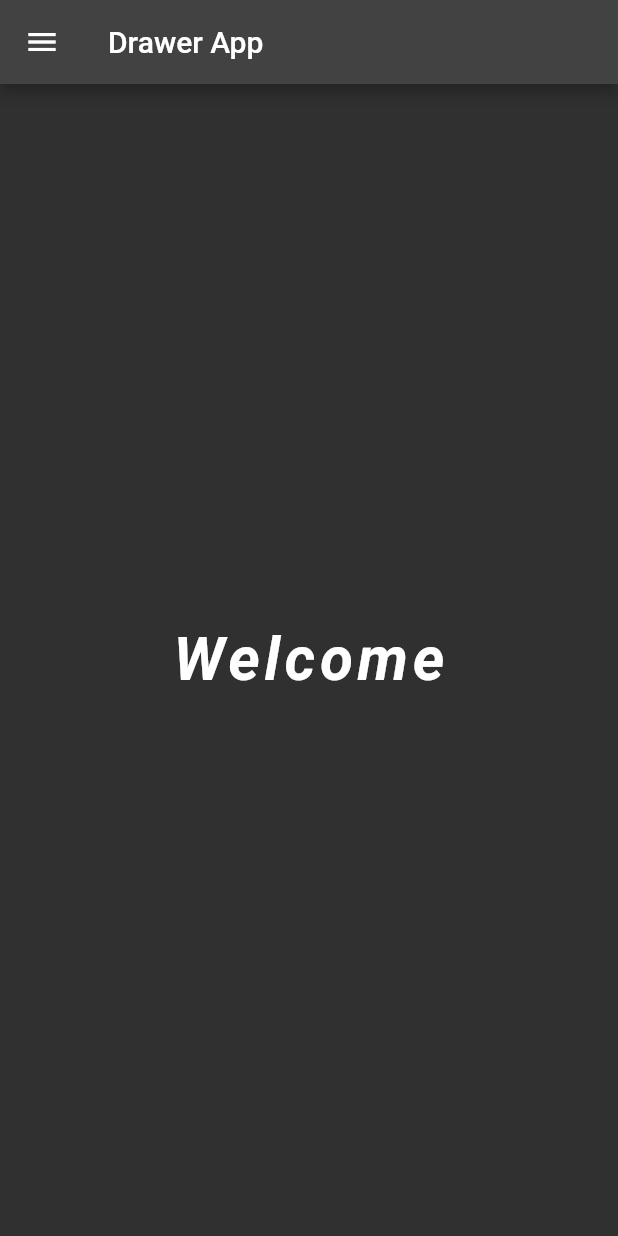
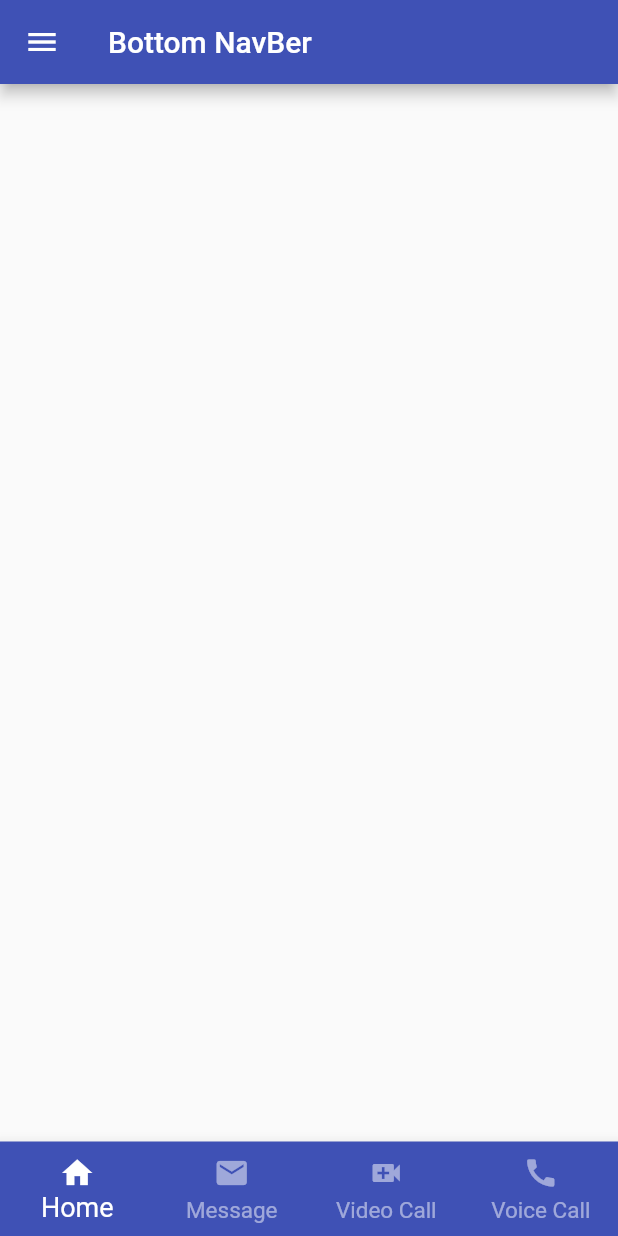
Before and after one commit to hamidhosen42/F-Flutter-UI-Design, a Flutter app: the screen it shows after launch, on a phone screen of 412 x 824 dp. Run offline on Flutter 3.47's test engine with Material 2 defaults, Android fonts, the phone set to English and light mode, and no system bars.

Commit message:
bottom navigation Bar

```diff
--- /dev/null
+++ b/lib/Bottom Navigation Bar/Bottom Navigation Bar.dart
@@ -0,0 +1,32 @@
+// ignore_for_file: prefer_const_constructors, prefer_const_literals_to_create_immutables
+
+import 'package:flutter/material.dart';
+
+class ButtonNavBar extends StatelessWidget {
+  const ButtonNavBar({Key? key}) : super(key: key);
+
+  @override
+  Widget build(BuildContext context) {
+    return Scaffold(
+      appBar: AppBar(
+        title: Text("Bottom NavBer"),
+      ),
+      bottomNavigationBar: BottomNavigationBar(
+        type: BottomNavigationBarType.fixed,
+        selectedItemColor: Colors.white,
+        backgroundColor: Colors.indigo,
+        unselectedItemColor: Colors.white.withOpacity(0.50),
+        selectedFontSize: 18,
+        unselectedFontSize: 15,
+        items: [
+          BottomNavigationBarItem(icon: Icon(Icons.home), label: "Home"),
+          BottomNavigationBarItem(icon: Icon(Icons.mail), label: "Message"),
+          BottomNavigationBarItem(
+              icon: Icon(Icons.video_call), label: "Video Call"),
+          BottomNavigationBarItem(icon: Icon(Icons.call), label: "Voice Call"),
+        ],
+      ),
+      drawer: Drawer(),
+    );
+  }
+}
--- a/lib/main.dart
+++ b/lib/main.dart
@@ -2,6 +2,7 @@
 import 'package:flutter/material.dart';
 
 import 'package:flutter_ui_design/Modern%20Login%20UI/Modern%20Login%20UI.dart';
+import 'Bottom Navigation Bar/Bottom Navigation Bar.dart';
 import 'Create Login UI/Create Login UI.dart';
 import 'Custom Navigation Drawer/Custom Navigation Drawer.dart';
 import 'Dark Mode/Dark Mode.dart';
@@ -16,19 +17,20 @@ class MyApp extends StatelessWidget {
   @override
   Widget build(BuildContext context) {
     return MaterialApp(
-      // theme: ThemeData(
-      //   primarySwatch: Colors.indigo,
-      // ),
+      theme: ThemeData(
+        primarySwatch: Colors.indigo,
+      ),
 
       // ----------Dark Mode---------------
-      themeMode: ThemeMode.dark,
-      darkTheme: ThemeData(brightness: Brightness.dark),
+      // themeMode: ThemeMode.dark,
+      // darkTheme: ThemeData(brightness: Brightness.dark),
       // ----------Dark Mode End ----------
       debugShowCheckedModeBanner: false,
       // home: LoginUI()
       // home: CLoginUI(),
       // home: DarkMode(),
-      home: CusNavDrawer(),
+      // home: CusNavDrawer(),
+      home: ButtonNavBar(),
     );
   }
 }
```
Also changed, not shown: assets/Bottom Navigation Bar/img-1.png (added), assets/Custom Navigation Drawer/img-1.png (added).
